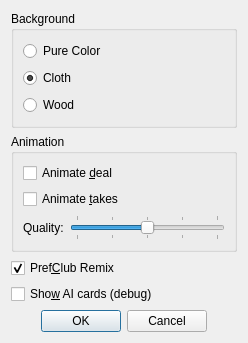
First picture: the form in src/view/optform.ui, repository infsega/bbpref, before the edit.
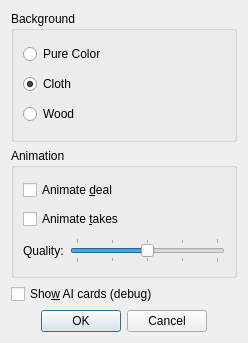
Second picture: the form after the edit. Icons and pictures are not drawn.

```diff
--- a/src/view/optform.ui
+++ b/src/view/optform.ui
@@ -162,25 +162,6 @@
      </layout>
     </widget>
    </item>
-   <item>
-    <widget class="QCheckBox" name="cbPrefClub">
-     <property name="enabled">
-      <bool>true</bool>
-     </property>
-     <property name="sizePolicy">
-      <sizepolicy hsizetype="MinimumExpanding" vsizetype="Fixed">
-       <horstretch>0</horstretch>
-       <verstretch>0</verstretch>
-      </sizepolicy>
-     </property>
-     <property name="text">
-      <string>Pref&amp;Club Remix</string>
-     </property>
-     <property name="checked">
-      <bool>true</bool>
-     </property>
-    </widget>
-   </item>
    <item>
     <widget class="QCheckBox" name="cbDebugHands">
      <property name="sizePolicy">
```
Left out of the diff: 4 changed lines with no effect on the pictures.
